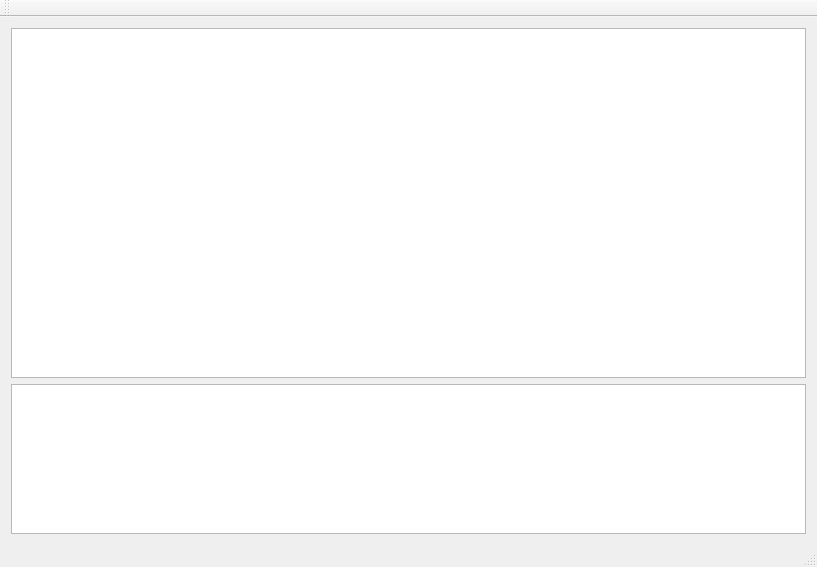
The window that yarpviz2/src/MainWindow.ui (robotology-playground/yarp-admins) describes before a commit, drawn with Qt 5.
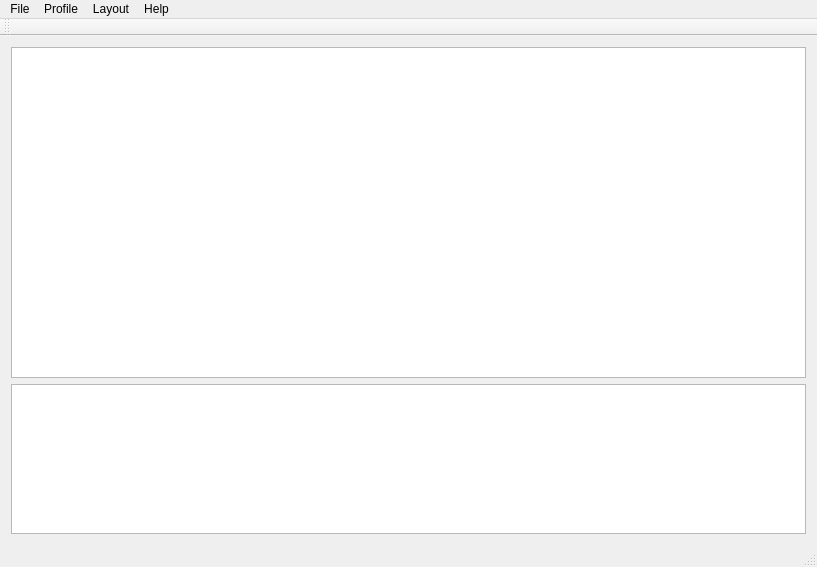
The same window after the commit. Icons and pictures are not drawn. Custom widgets are drawn as their Qt base class.

```diff
--- a/yarpviz2/src/MainWindow.ui
+++ b/yarpviz2/src/MainWindow.ui
@@ -58,6 +58,43 @@
      <height>19</height>
     </rect>
    </property>
+   <widget class="QMenu" name="menuFile">
+    <property name="title">
+     <string>File</string>
+    </property>
+    <addaction name="separator"/>
+    <addaction name="actionCreate"/>
+    <addaction name="action_Save_project"/>
+    <addaction name="separator"/>
+    <addaction name="actionQuit"/>
+   </widget>
+   <widget class="QMenu" name="menuHelp">
+    <property name="title">
+     <string>Help</string>
+    </property>
+    <addaction name="actionDocumentaion"/>
+    <addaction name="separator"/>
+    <addaction name="actionAbout"/>
+   </widget>
+   <widget class="QMenu" name="menuProfiling">
+    <property name="title">
+     <string>Profile</string>
+    </property>
+    <addaction name="actionProfile_YARP_network"/>
+   </widget>
+   <widget class="QMenu" name="menuView">
+    <property name="title">
+     <string>Layout</string>
+    </property>
+    <addaction name="actionOrthogonal"/>
+    <addaction name="actionPolyline"/>
+    <addaction name="actionCurved"/>
+    <addaction name="actionLine"/>
+   </widget>
+   <addaction name="menuFile"/>
+   <addaction name="menuProfiling"/>
+   <addaction name="menuView"/>
+   <addaction name="menuHelp"/>
   </widget>
   <widget class="QToolBar" name="mainToolBar">
    <attribute name="toolBarArea">
```
Left out of the diff: 58 changed lines with no effect on the pictures.
